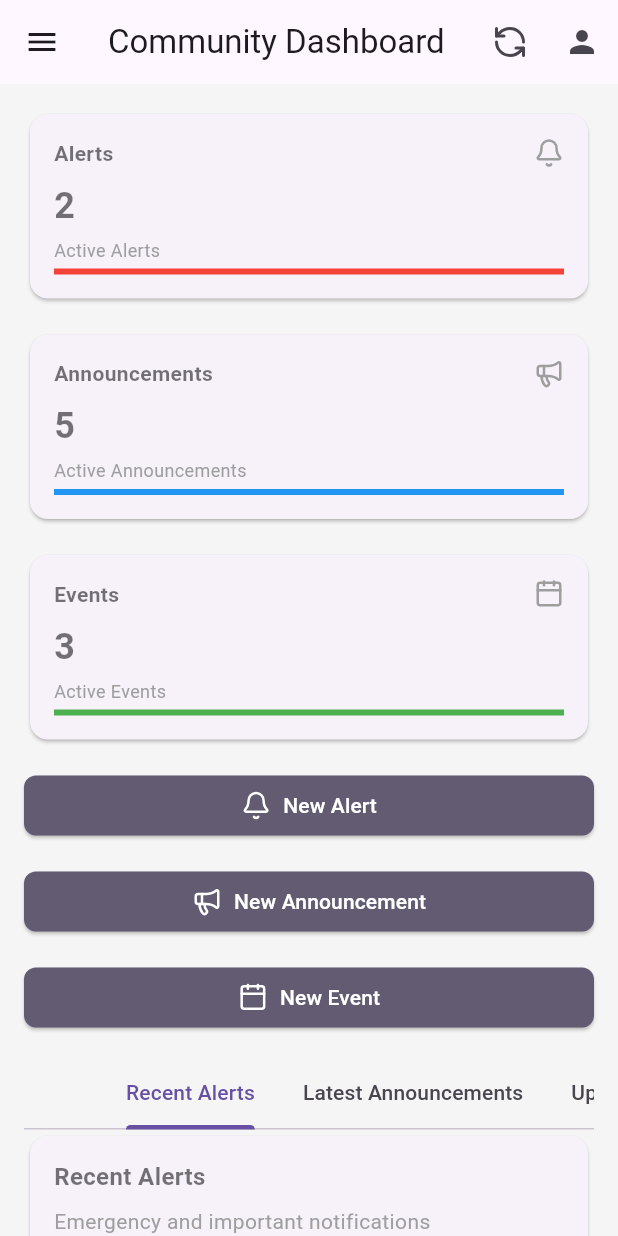
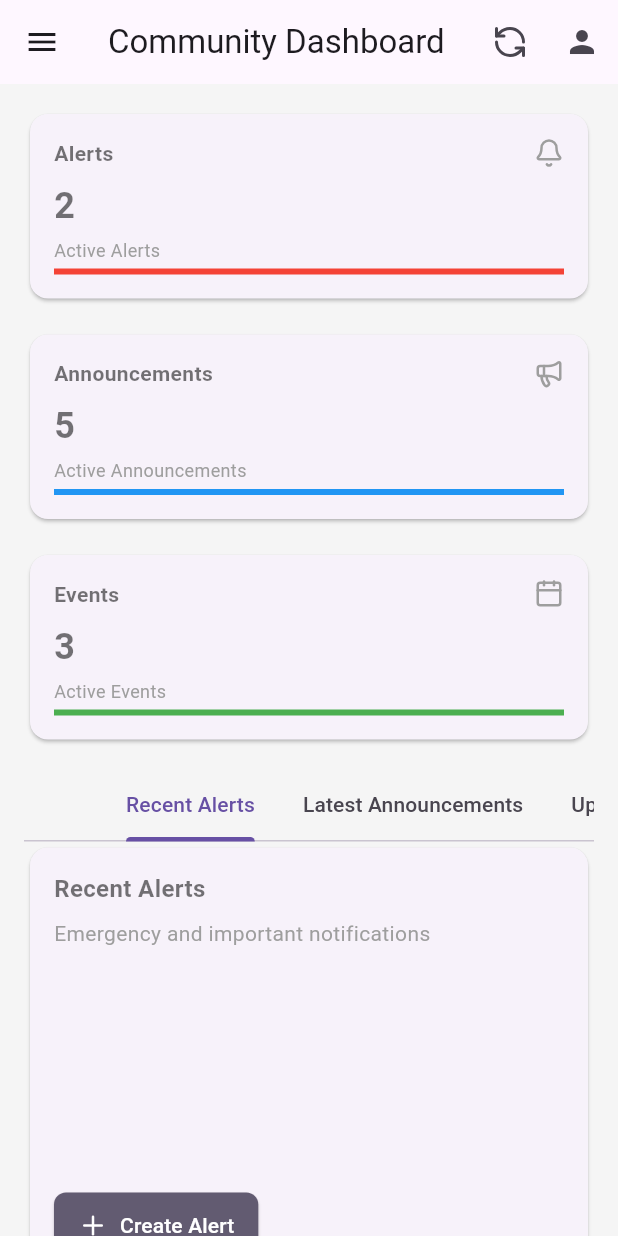
Before and after one commit to Chayan199916/LocalNexus, a Flutter app: the CommunityDashboard screen opened directly, on a phone screen of 412 x 824 dp. Run offline on Flutter 3.47's test engine with Material 3 defaults, Android fonts, the phone set to English and light mode, and no system bars; our stand-ins replace flutter_datetime_picker_plus, flutter_riverpod, lucide_icons.

Commit message:
feat : add anouncement; add alert; add event; bottomsheet view;

```diff
--- a/localnexus/lib/screens/admin_dashboard_screen.dart
+++ b/localnexus/lib/screens/admin_dashboard_screen.dart
@@ -5,7 +5,6 @@ import 'package:localnexus/widgets/announcements_tab.dart';
 import 'package:localnexus/widgets/events_tab.dart';
 import 'package:localnexus/widgets/overview_card.dart';
 import 'package:lucide_icons/lucide_icons.dart';
-import 'package:localnexus/widgets/action_button.dart';
 import 'package:localnexus/widgets/alerts_tab.dart';
 
 final refreshingProvider = StateProvider<bool>((ref) => false);
@@ -212,70 +211,6 @@ class CommunityDashboard extends ConsumerWidget {
                     ],
                   ),
             const SizedBox(height: 16),
-            // Action Buttons Section with Responsive Layout
-            isSmallScreen
-                ? Column(
-                    children: [
-                      ActionButton(
-                        icon: LucideIcons.bell,
-                        label: 'New Alert',
-                        badgeValue: 0,
-                        badgeColor: Colors.transparent,
-                        fullWidth: true,
-                      ),
-                      const SizedBox(height: 16),
-                      ActionButton(
-                        icon: LucideIcons.megaphone,
-                        label: 'New Announcement',
-                        badgeValue: 0,
-                        badgeColor: Colors.transparent,
-                        fullWidth: true,
-                      ),
-                      const SizedBox(height: 16),
-                      ActionButton(
-                        icon: LucideIcons.calendar,
-                        label: 'New Event',
-                        badgeValue: 0,
-                        badgeColor: Colors.transparent,
-                        fullWidth: true,
-                      ),
-                    ],
-                  )
-                : Row(
-                    mainAxisAlignment: MainAxisAlignment.spaceBetween,
-                    children: [
-                      Expanded(
-                        child: ActionButton(
-                          icon: LucideIcons.bell,
-                          label: 'New Alert',
-                          badgeValue: 0,
-                          badgeColor: Colors.transparent,
-                          fullWidth: true,
-                        ),
-                      ),
-                      const SizedBox(width: 16),
-                      Expanded(
-                        child: ActionButton(
-                          icon: LucideIcons.megaphone,
-                          label: 'New Announcement',
-                          badgeValue: 0,
-                          badgeColor: Colors.transparent,
-                          fullWidth: true,
-                        ),
-                      ),
-                      const SizedBox(width: 16),
-                      Expanded(
-                        child: ActionButton(
-                          icon: LucideIcons.calendar,
-                          label: 'New Event',
-                          badgeValue: 0,
-                          badgeColor: Colors.transparent,
-                          fullWidth: true,
-                        ),
-                      ),
-                    ],
-                  ),
-            const SizedBox(height: 16),
             // Tab View for Content Sections
             DefaultTabController(
               length: 3,
--- a/localnexus/lib/screens/schedule_event_screen.dart
+++ b/localnexus/lib/screens/schedule_event_screen.dart
@@ -2,6 +2,7 @@ import 'package:flutter/material.dart';
 import 'package:flutter_datetime_picker_plus/flutter_datetime_picker_plus.dart'
     as picker;
 import 'package:localnexus/models/event.dart';
+import 'package:lucide_icons/lucide_icons.dart';
 
 class ScheduleEventScreen extends StatelessWidget {
   final TextEditingController _titleController = TextEditingController();
@@ -20,10 +21,6 @@ class ScheduleEventScreen extends StatelessWidget {
         child: Column(
           mainAxisSize: MainAxisSize.min,
           children: [
-            Text(
-              'Schedule New Event',
-              style: TextStyle(fontSize: 24, fontWeight: FontWeight.bold),
-            ),
             SizedBox(height: 8),
             Text(
               'Add a new event to the community calendar.',
@@ -73,7 +70,8 @@ class ScheduleEventScreen extends StatelessWidget {
               ),
             ),
             SizedBox(height: 16),
-            ElevatedButton(
+            ElevatedButton.icon(
+                icon: const Icon(LucideIcons.calendar, size: 20),
                 onPressed: () {
                   Event event = Event(
                     title: _titleController.text,
@@ -85,7 +83,7 @@ class ScheduleEventScreen extends StatelessWidget {
                   onAdd(event);
                   Navigator.pop(context);
                 },
-                child: Text('Schedule Event'),
+                label: Text('Schedule Event'),
                 style: ElevatedButton.styleFrom(
                   backgroundColor: Colors.black, // Change button color
                   foregroundColor: Colors.white, // Change text color
--- a/localnexus/lib/widgets/action_button.dart
+++ b/localnexus/lib/widgets/action_button.dart
@@ -6,21 +6,22 @@ class ActionButton extends StatelessWidget {
   final int? badgeValue;
   final Color? badgeColor;
   final bool fullWidth;
+  final VoidCallback? onPressed; // Callback for button press
 
-  const ActionButton({
-    required this.icon,
-    required this.label,
-    this.badgeValue,
-    this.badgeColor,
-    this.fullWidth = false,
-  });
+  const ActionButton(
+      {required this.icon,
+      required this.label,
+      this.badgeValue,
+      this.badgeColor,
+      this.fullWidth = false,
+      this.onPressed});
 
   @override
   Widget build(BuildContext context) {
     return SizedBox(
       width: fullWidth ? double.infinity : null,
       child: ElevatedButton.icon(
-        onPressed: () {},
+        onPressed: onPressed,
         icon: Icon(icon, size: 20),
         label: Text(label),
         style: ElevatedButton.styleFrom(
--- a/localnexus/lib/widgets/alerts_tab.dart
+++ b/localnexus/lib/widgets/alerts_tab.dart
@@ -1,4 +1,6 @@
 import 'package:flutter/material.dart';
+import 'package:localnexus/screens/create_alert_screen.dart';
+import 'package:lucide_icons/lucide_icons.dart';
 
 class AlertsTab extends StatelessWidget {
   @override
@@ -26,6 +28,41 @@ class AlertsTab extends StatelessWidget {
             ),
             const SizedBox(height: 16),
             // Add your alert items here
+            Expanded(
+              child: SingleChildScrollView(
+                child: Column(
+                  children: [
+                    // Add your alerts items here
+                  ],
+                ),
+              ),
+            ),
+            ElevatedButton.icon(
+              onPressed: () {
+                showModalBottomSheet(
+                  context: context,
+                  isScrollControlled: true,
+                  builder: (BuildContext context) {
+                    return CreateAlertScreen(
+                      onAdd: (alert) {
+                        print('Added Alert: ${alert.title}');
+                      },
+                    );
+                  },
+                );
+              },
+              icon: const Icon(LucideIcons.plus, size: 20),
+              label: const Text('Create Alert'),
+              style: ElevatedButton.styleFrom(
+                primary: Theme.of(context).colorScheme.secondary,
+                onPrimary: Colors.white,
+                padding:
+                    const EdgeInsets.symmetric(vertical: 12, horizontal: 16),
+                shape: RoundedRectangleBorder(
+                  borderRadius: BorderRadius.circular(8),
+                ),
+              ),
+            ),
           ],
         ),
       ),
```
Also changed, not shown: localnexus/lib/screens/add_announcement_screen.dart (+5 -7 lines), localnexus/lib/screens/create_alert_screen.dart (+5 -7 lines), localnexus/lib/widgets/announcements_tab.dart (+14 -1 lines), localnexus/lib/widgets/events_tab.dart (+14 -1 lines).
